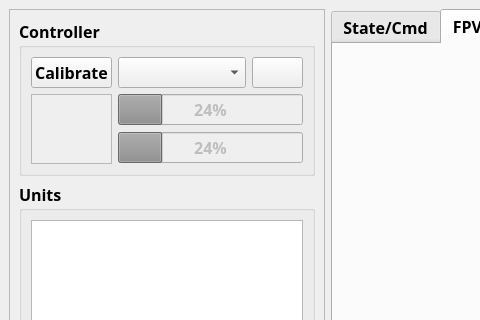
Qt form src/pkgs/ui/windows/appWindow.ui (Electronya/rc-mission-command) before a commit; both pictures show x 0 to 480 and y 0 to 320 of the 1130 by 904 pixel window.
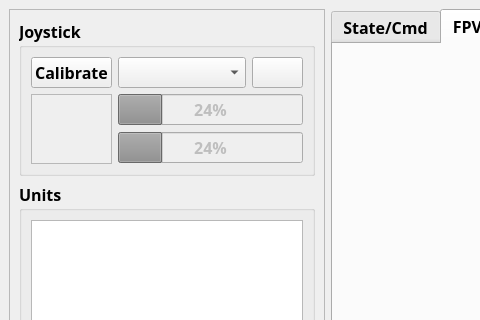
The same form after that commit. Icons and pictures are not drawn.

Commit message: renamin Controller to Joystick for more clarity

Diff of the .ui file:
```diff
--- a/src/pkgs/ui/windows/appWindow.ui
+++ b/src/pkgs/ui/windows/appWindow.ui
@@ -46,7 +46,7 @@
        <item>
         <widget class="QGroupBox" name="ctrlrGroupBex">
          <property name="title">
-          <string>Controller</string>
+          <string>Joystick</string>
          </property>
          <layout class="QGridLayout" name="gridLayout" rowstretch="0,0,0" columnstretch="1,3,0">
           <item row="1" column="0" rowspan="2">
```
Left out of the diff: 14 changed lines with no effect on the pictures. The commit also changes 22 other files.
